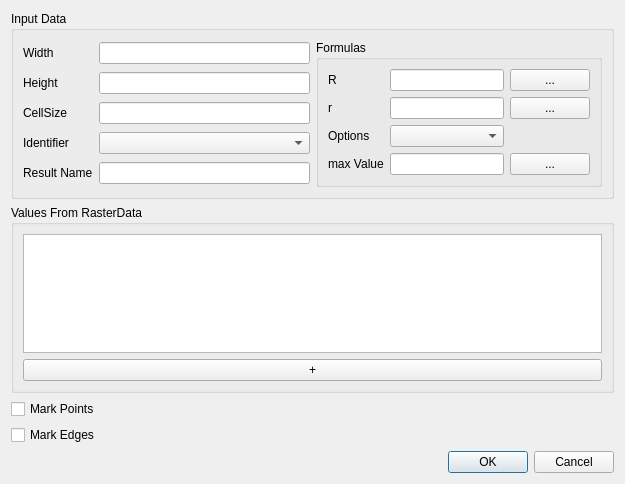
This is src/DynaMind-BasicModules/guimarker.ui in iut-ibk/DynaMind-ToolBox as Qt 5 draws it before an edit. The edited form follows.
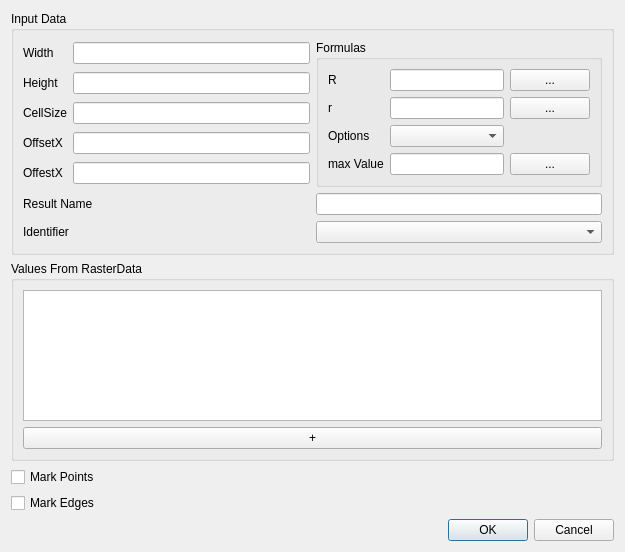
This is the edited form.

Commit message: working with offsets

```diff
--- a/src/DynaMind-BasicModules/guimarker.ui
+++ b/src/DynaMind-BasicModules/guimarker.ui
@@ -7,7 +7,7 @@
     <x>0</x>
     <y>0</y>
     <width>625</width>
-    <height>484</height>
+    <height>552</height>
    </rect>
   </property>
   <property name="windowTitle">
@@ -94,21 +94,14 @@
         </layout>
        </widget>
       </item>
+      <item row="1" column="1">
+       <widget class="QLineEdit" name="lineEdit_resultName"/>
+      </item>
       <item row="0" column="0">
        <layout class="QGridLayout" name="gridLayout">
-        <item row="0" column="1">
-         <widget class="QLineEdit" name="lineEdit_Width"/>
-        </item>
         <item row="2" column="1">
          <widget class="QLineEdit" name="lineEdit_CellSize"/>
         </item>
-        <item row="3" column="0">
-         <widget class="QLabel" name="label_8">
-          <property name="text">
-           <string>Identifier</string>
-          </property>
-         </widget>
-        </item>
         <item row="1" column="0">
          <widget class="QLabel" name="label_3">
           <property name="text">
@@ -126,12 +119,8 @@
           </property>
          </widget>
         </item>
-        <item row="4" column="0">
-         <widget class="QLabel" name="label_9">
-          <property name="text">
-           <string>Result Name</string>
-          </property>
-         </widget>
+        <item row="0" column="1">
+         <widget class="QLineEdit" name="lineEdit_Width"/>
         </item>
         <item row="0" column="0">
          <widget class="QLabel" name="label_2">
@@ -140,14 +129,45 @@
           </property>
          </widget>
         </item>
-        <item row="3" column="1">
-         <widget class="QComboBox" name="comboBox"/>
+        <item row="4" column="0">
+         <widget class="QLabel" name="label_10">
+          <property name="text">
+           <string>OffsetX</string>
+          </property>
+         </widget>
+        </item>
+        <item row="5" column="0">
+         <widget class="QLabel" name="label_11">
+          <property name="text">
+           <string>OffestX</string>
+          </property>
+         </widget>
         </item>
         <item row="4" column="1">
-         <widget class="QLineEdit" name="lineEdit_resultName"/>
+         <widget class="QLineEdit" name="lineEdit_OffsetX"/>
+        </item>
+        <item row="5" column="1">
+         <widget class="QLineEdit" name="lineEdit_OffsetY"/>
         </item>
        </layout>
       </item>
+      <item row="1" column="0">
+       <widget class="QLabel" name="label_9">
+        <property name="text">
+         <string>Result Name</string>
+        </property>
+       </widget>
+      </item>
+      <item row="2" column="0">
+       <widget class="QLabel" name="label_8">
+        <property name="text">
+         <string>Identifier</string>
+        </property>
+       </widget>
+      </item>
+      <item row="2" column="1">
+       <widget class="QComboBox" name="comboBox"/>
+      </item>
      </layout>
     </widget>
    </item>
```
The commit also changes 9 other files.
